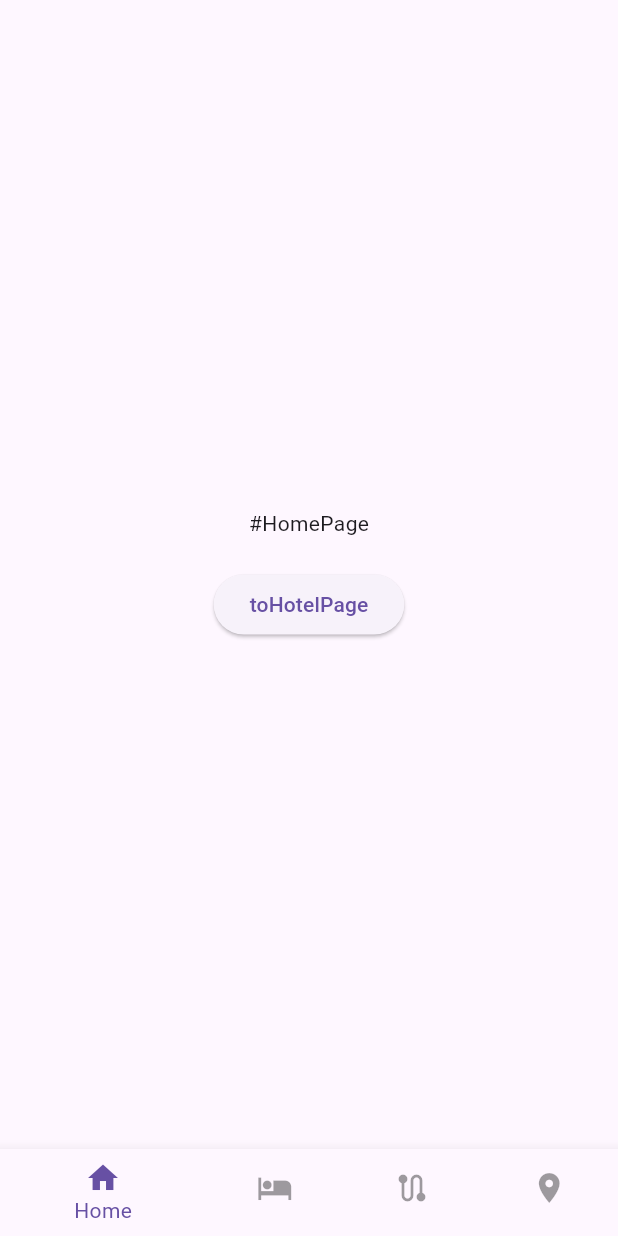
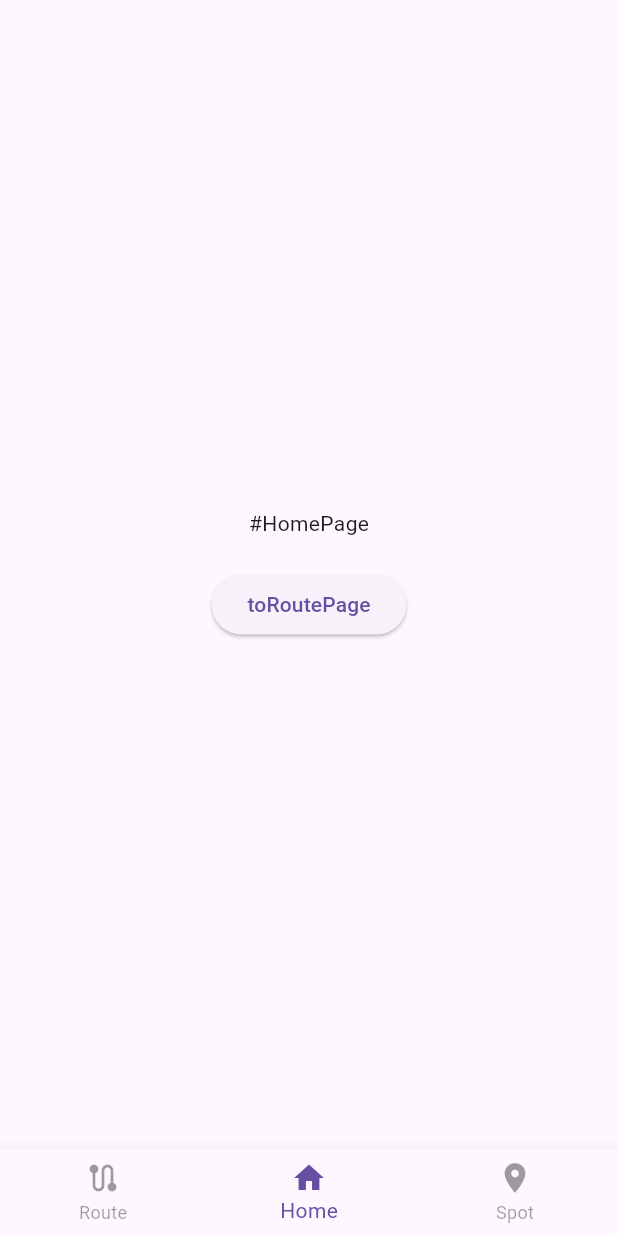
Before and after one commit to itc-s22020/Flutter-Tourism, a Flutter app: the screen it shows after launch, on a phone screen of 412 x 824 dp. Run offline on Flutter 3.47's test engine with Material 3 defaults, Android fonts, the phone set to English and light mode, and no system bars.

Commit message:
hotelPageを削除

```diff
--- a/lib/page/display.dart
+++ b/lib/page/display.dart
@@ -4,7 +4,6 @@ import 'package:tourism/page/spot.dart';
 
 import '../ui/bottom_navigation.dart';
 import 'home.dart';
-import 'hotel.dart';
 
 class Display extends StatefulWidget {
   const Display({super.key});
@@ -14,12 +13,11 @@ class Display extends StatefulWidget {
 }
 
 class DisplayState extends State<Display> {
-  int _selectedIndex = 0;
+  int _selectedIndex = 1;
 
   final List<Widget> _pages = [
+    const RoutePage(),
     const HomePage(),
-    const HotelPage(),
-    const RoutePage(),
     const SpotPage(),
   ];
 
--- a/lib/page/home.dart
+++ b/lib/page/home.dart
@@ -15,9 +15,9 @@ class HomePage extends StatelessWidget {
             const SizedBox(height: 20),
             ElevatedButton(
               onPressed: () {
-                toHotel(context);
+                toSpot(context);
               },
-              child: const Text("toHotelPage"),
+              child: const Text("toRoutePage"),
             ),
           ],
         ),
--- a/lib/ui/bottom_navigation.dart
+++ b/lib/ui/bottom_navigation.dart
@@ -14,17 +14,14 @@ class BottomNavigation extends StatelessWidget {
   Widget build(BuildContext context) {
     return BottomNavigationBar(
       items: const <BottomNavigationBarItem>[
+
+        BottomNavigationBarItem(
+          icon: Icon(Icons.route),
+          label: 'Route',
+        ),
         BottomNavigationBarItem(
           icon: Icon(Icons.home),
           label: 'Home',
-        ),
-        BottomNavigationBarItem(
-          icon: Icon(Icons.hotel),
-          label: 'Hotel',
-        ),
-        BottomNavigationBarItem(
-          icon: Icon(Icons.route),
-          label: 'Route',
         ),
         BottomNavigationBarItem(
           icon: Icon(Icons.place),
```
Also changed, not shown: lib/navigation.dart (+3 -7 lines), lib/page/hotel.dart (deleted, +0 -11 lines).
